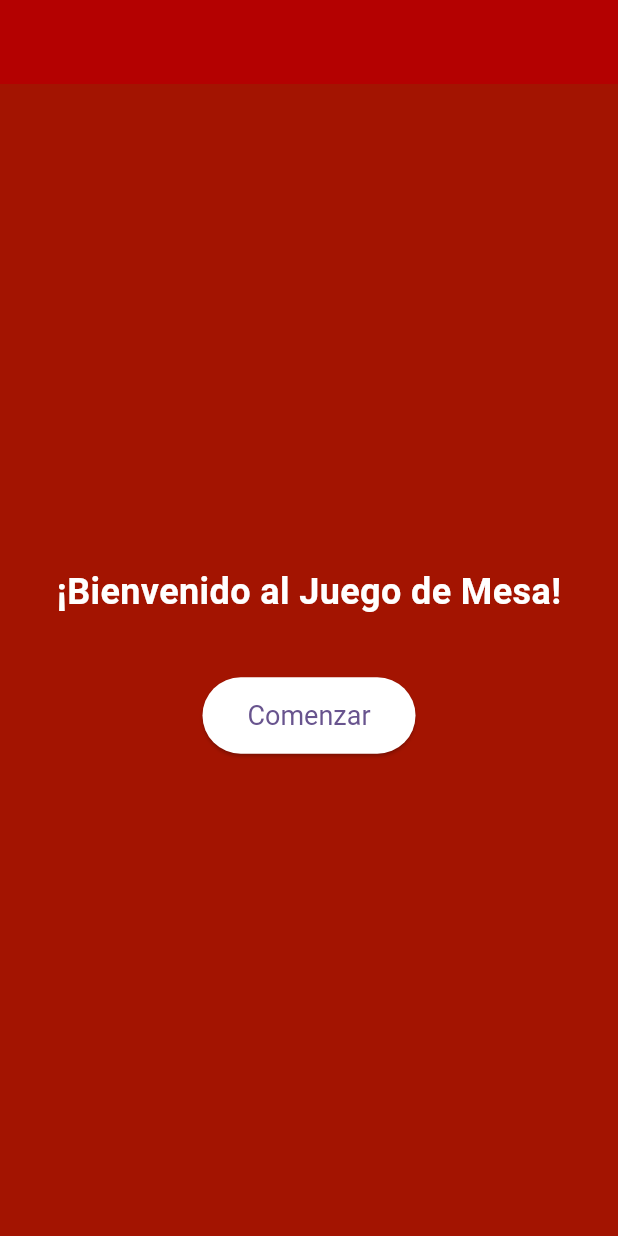
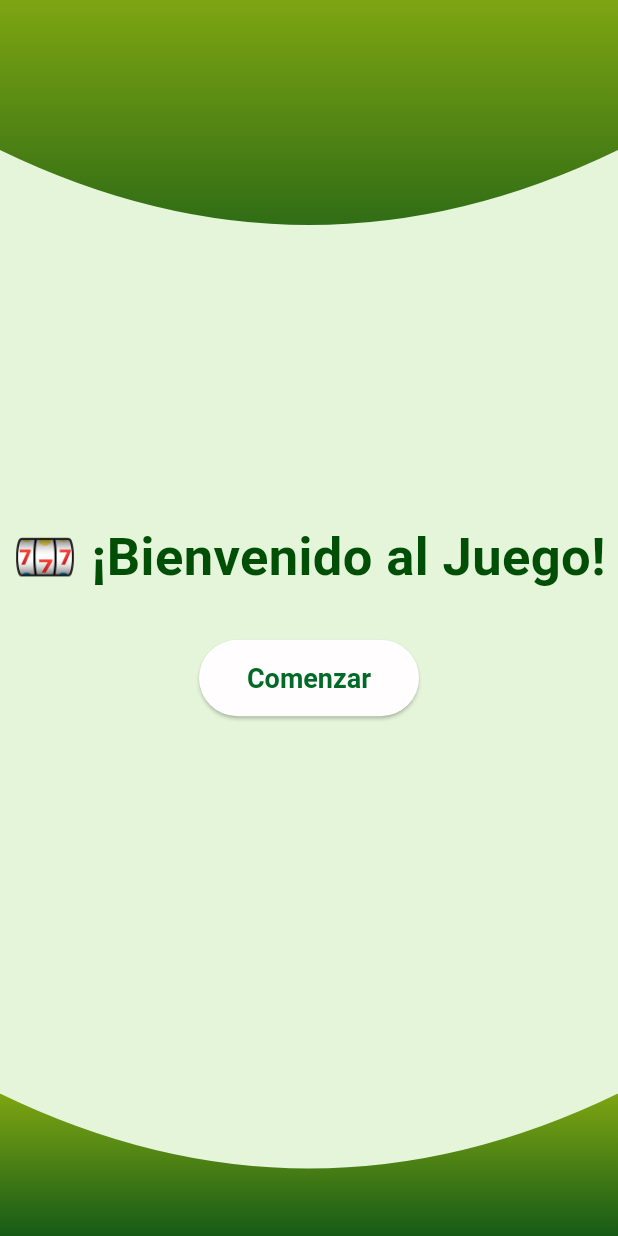
Before and after one commit to alejandromartin1/JuegoMesa, a Flutter app: the screen it shows after launch, on a phone screen of 412 x 824 dp. Run offline on Flutter 3.47's test engine with Material 3 defaults, Android fonts, the phone set to English and light mode, and no system bars.

Commit message:
cambios 23 junio

```diff
--- a/lib/screens/advertencias_screen.dart
+++ b/lib/screens/advertencias_screen.dart
@@ -1,5 +1,8 @@
 import 'package:flutter/material.dart';
+
 class PantallaAdvertencias extends StatelessWidget {
+  const PantallaAdvertencias({super.key});
+
   @override
   Widget build(BuildContext context) {
     return Scaffold(
@@ -15,7 +18,7 @@ class PantallaAdvertencias extends StatelessWidget {
           ElevatedButton(
             onPressed: () => Navigator.pushNamed(context, '/reglas'),
             child: Text('Ver Reglas'),
-          )
+          ),
         ],
       ),
     );
--- a/lib/screens/bienvenida_screen.dart
+++ b/lib/screens/bienvenida_screen.dart
@@ -6,36 +6,121 @@ class BienvenidaScreen extends StatelessWidget {
   @override
   Widget build(BuildContext context) {
     return Scaffold(
-      backgroundColor: const Color.fromARGB(255, 163, 20, 1),
-      appBar: AppBar(backgroundColor: const Color.fromARGB(255, 180, 1, 1),),
-      body: Center(
+      backgroundColor: const Color.fromARGB(255, 228, 245, 217),
+      body: Stack(
+        children: [
+          // Curva decorativa arriba
+          ClipPath(
+            clipper: CurvaSuperiorClipper(),
+            child: Container(
+              height: 200,
+              decoration: BoxDecoration(
+                gradient: LinearGradient(
+                  colors: [
+                    Color.fromARGB(255, 126, 165, 18),
+                    Color.fromARGB(255, 22, 90, 22),
+                  ],
+                  begin: Alignment.topCenter,
+                  end: Alignment.bottomCenter,
+                ),
+              ),
+            ),
+          ),
+          // Contenido centrado
+          Center(
             child: Column(
               mainAxisAlignment: MainAxisAlignment.center,
               children: [
-            const Text('¡Bienvenido al Juego de Mesa!',
+                const Text(
+                  '🎰 ¡Bienvenido al Juego!',
                   style: TextStyle(
-              fontSize: 24,
+                    fontSize: 35,
                     fontWeight: FontWeight.bold,
-              color: Colors.white,
+                    color: Color.fromARGB(255, 1, 78, 7),
                   ),
                   textAlign: TextAlign.center,
                 ),
-            const SizedBox(height: 40),
-
+                const SizedBox(height: 30),
                 ElevatedButton(
                   onPressed: () {
                     Navigator.pushNamed(context, '/advertencias');
                   },
                   style: ElevatedButton.styleFrom(
-                backgroundColor: const Color.fromARGB(255, 255, 255, 255),
-                padding: const EdgeInsets.symmetric(horizontal: 30, vertical: 15),
-                textStyle: const TextStyle(fontSize: 18),
+                    backgroundColor: const Color.fromARGB(255, 255, 253, 253),
+                    padding: const EdgeInsets.symmetric(
+                      horizontal: 32,
+                      vertical: 15,
+                    ),
+                    textStyle: const TextStyle(
+                      fontSize: 18,
+                      fontWeight: FontWeight.bold,
+                    ),
+                    foregroundColor: Color.fromARGB(255, 2, 105, 38),
                   ),
                   child: const Text('Comenzar'),
                 ),
               ],
             ),
           ),
+          Align(
+            alignment: Alignment.bottomCenter,
+            child: ClipPath(
+              clipper: CurvaInferiorClipper(),
+              child: Container(
+                height: 95,
+                decoration: const BoxDecoration(
+                  gradient: LinearGradient(
+                    colors: [
+                      Color.fromARGB(255, 126, 165, 18),
+                      Color.fromARGB(255, 22, 90, 22),
+                    ],
+                    begin: Alignment.topCenter,
+                    end: Alignment.bottomCenter,
+                  ),
+                ),
+              ),
+            ),
+          ),
+        ],
+      ),
     );
   }
 }
+
+class CurvaSuperiorClipper extends CustomClipper<Path> {
+  @override
+  Path getClip(Size size) {
+    Path path = Path();
+    path.lineTo(0, size.height - 100);
+    path.quadraticBezierTo(
+      size.width / 2,
+      size.height,
+      size.width,
+      size.height - 100,
+    );
+    path.lineTo(size.width, 0);
+    path.close();
+    return path;
+  }
+
+  @override
+  bool shouldReclip(CustomClipper<Path> oldClipper) => false;
+}
+
+class CurvaInferiorClipper extends CustomClipper<Path> {
+  @override
+  Path getClip(Size size) {
+    Path path = Path();
+
+    path.moveTo(0, 0);
+    path.quadraticBezierTo(size.width / 2, 100, size.width, 0);
+    path.lineTo(size.width, size.height);
+    path.lineTo(0, size.height);
+    path.close();
+
+    return path;
+  }
+
+  @override
+  bool shouldReclip(CustomClipper<Path> oldClipper) => false;
+}
--- a/lib/screens/reglas_screen.dart
+++ b/lib/screens/reglas_screen.dart
@@ -1,5 +1,8 @@
 import 'package:flutter/material.dart';
+
 class PantallaReglas extends StatelessWidget {
+  const PantallaReglas({super.key});
+
   @override
   Widget build(BuildContext context) {
     return Scaffold(
@@ -20,7 +23,7 @@ class PantallaReglas extends StatelessWidget {
             ElevatedButton(
               onPressed: () => Navigator.pushNamed(context, '/tablero'),
               child: Text('Ir al Tablero'),
-            )
+            ),
           ],
         ),
       ),
--- a/lib/screens/tablero_screen.dart
+++ b/lib/screens/tablero_screen.dart
@@ -1,4 +1,5 @@
 import 'package:flutter/material.dart';
+
 class Casilla {
   final int numero;
   final String color;
@@ -15,14 +16,22 @@ final List<Casilla> casillas = [
 ];
 
 class PantallaTablero extends StatelessWidget {
+  const PantallaTablero({super.key});
+
   Color obtenerColor(String color) {
     switch (color) {
-      case 'rojo': return Colors.red;
-      case 'negro': return Colors.black;
-      case 'amarillo': return Colors.yellow;
-      case 'azul': return Colors.blue;
-      case 'verde': return Colors.green;
-      default: return Colors.grey;
+      case 'rojo':
+        return Colors.red;
+      case 'negro':
+        return Colors.black;
+      case 'amarillo':
+        return Colors.yellow;
+      case 'azul':
+        return Colors.blue;
+      case 'verde':
+        return Colors.green;
+      default:
+        return Colors.grey;
     }
   }
 
@@ -32,7 +41,9 @@ class PantallaTablero extends StatelessWidget {
       appBar: AppBar(title: Text('Tablero')),
       body: GridView.builder(
         padding: EdgeInsets.all(10),
-        gridDelegate: SliverGridDelegateWithFixedCrossAxisCount(crossAxisCount: 6),
+        gridDelegate: SliverGridDelegateWithFixedCrossAxisCount(
+          crossAxisCount: 6,
+        ),
         itemCount: casillas.length,
         itemBuilder: (context, index) {
           final casilla = casillas[index];
@@ -47,7 +58,7 @@ class PantallaTablero extends StatelessWidget {
                     TextButton(
                       onPressed: () => Navigator.pop(context),
                       child: Text('Cerrar'),
-                    )
+                    ),
                   ],
                 ),
               );
```
Lines whose indentation alone changed are shown as unchanged.
